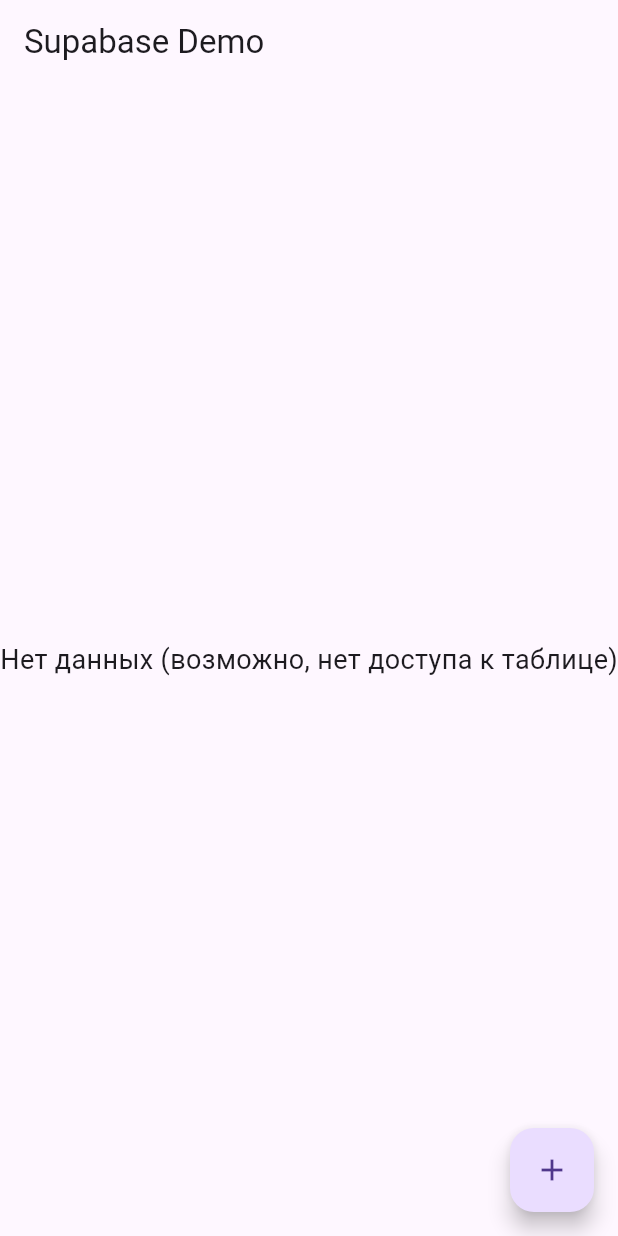
After one commit to Khmara123/mobile, a Flutter app: the SupabaseTestPage screen opened by its route, after a tap on the "add" icon, on a phone screen of 412 x 824 dp. The commit adds this screen. Run offline on Flutter 3.47's test engine with Material 3 defaults, Android fonts, the phone set to English and light mode, and no system bars; our stand-ins replace go_router, supabase_flutter; accounts and stored records are empty; network calls fail.

Commit message:
Лабораторные 1 2 3: навигация + Supabase

```diff
--- /dev/null
+++ b/lib/supabase_test_page.dart
@@ -0,0 +1,124 @@
+import 'dart:convert';
+import 'package:flutter/material.dart';
+import 'package:http/http.dart' as http;
+
+class SupabaseTestPage extends StatefulWidget {
+  const SupabaseTestPage({super.key});
+
+  @override
+  State<SupabaseTestPage> createState() => _SupabaseTestPageState();
+}
+
+class _SupabaseTestPageState extends State<SupabaseTestPage> {
+  final String baseUrl = 'https://cirljvnifsjeqelaarjd.supabase.co';
+  final String apiKey =
+      'eyJhbGciOiJIUzI1NiIsInR5cCI6IkpXVCJ9.eyJpc3MiOiJzdXBhYmFzZSIsInJlZiI6ImNpcmxqdm5pZnNqZXFlbGFhcmpkIiwicm9sZSI6ImFub24iLCJpYXQiOjE3NjI2MTAwOTIsImV4cCI6MjA3ODE4NjA5Mn0.VKCuMCeeLsbF80p1D7M5GNkZwN1___uxn57uV_9Tm94';
+
+  List<dynamic> users = [];
+
+  Future<void> loadUsers() async {
+    try {
+      final uri = Uri.parse('$baseUrl/rest/v1/users_demo?select=*');
+      final response = await http.get(
+        uri,
+        headers: {'apikey': apiKey, 'Authorization': 'Bearer $apiKey'},
+      );
+
+      if (response.statusCode == 200) {
+        setState(() {
+          users = jsonDecode(response.body);
+        });
+        print('✅ Данные успешно загружены: ${users.length}');
+      } else {
+        print('❌ Ошибка при загрузке: ${response.statusCode}');
+        print('Ответ: ${response.body}');
+      }
+    } catch (e) {
+      print('⚠️ Исключение при загрузке: $e');
+    }
+  }
+
+  Future<void> addUser() async {
+    try {
+      final uri = Uri.parse('$baseUrl/rest/v1/users_demo');
+      final response = await http.post(
+        uri,
+        headers: {
+          'apikey': apiKey,
+          'Authorization': 'Bearer $apiKey',
+          'Content-Type': 'application/json',
+          'Prefer': 'return=representation',
+        },
+        body: jsonEncode({'name': 'New User', 'age': 21}),
+      );
+
+      if (response.statusCode == 201) {
+        print('✅ Пользователь добавлен');
+        await loadUsers();
+      } else {
+        print('❌ Ошибка при добавлении: ${response.statusCode}');
+        print('Ответ: ${response.body}');
+      }
+    } catch (e) {
+      print('⚠️ Исключение при добавлении: $e');
+    }
+  }
+
+  Future<void> deleteUser(int id) async {
+    try {
+      final uri = Uri.parse('$baseUrl/rest/v1/users_demo?id=eq.$id');
+      final response = await http.delete(
+        uri,
+        headers: {'apikey': apiKey, 'Authorization': 'Bearer $apiKey'},
+      );
+
+      if (response.statusCode == 204) {
+        print('🗑️ Пользователь удалён');
+        await loadUsers();
+      } else {
+        print('❌ Ошибка при удалении: ${response.statusCode}');
+        print('Ответ: ${response.body}');
+      }
+    } catch (e) {
+      print('⚠️ Исключение при удалении: $e');
+    }
+  }
+
+  @override
+  void initState() {
+    super.initState();
+    loadUsers();
+  }
+
+  @override
+  Widget build(BuildContext context) {
+    return Scaffold(
+      appBar: AppBar(title: const Text('Supabase Demo')),
+      body: users.isEmpty
+          ? const Center(
+              child: Text(
+                'Нет данных (возможно, нет доступа к таблице)',
+                style: TextStyle(fontSize: 18),
+              ),
+            )
+          : ListView.builder(
+              itemCount: users.length,
+              itemBuilder: (context, index) {
+                final user = users[index];
+                return ListTile(
+                  title: Text('${user['name']} (${user['age']})'),
+                  subtitle: Text('ID: ${user['id']}'),
+                  trailing: IconButton(
+                    icon: const Icon(Icons.delete, color: Colors.red),
+                    onPressed: () => deleteUser(user['id']),
+                  ),
+                );
+              },
+            ),
+      floatingActionButton: FloatingActionButton(
+        onPressed: addUser,
+        child: const Icon(Icons.add),
+      ),
+    );
+  }
+}
--- a/pubspec.yaml
+++ b/pubspec.yaml
@@ -34,6 +34,9 @@ dependencies:
   # The following adds the Cupertino Icons font to your application.
   # Use with the CupertinoIcons class for iOS style icons.
   cupertino_icons: ^1.0.8
+  go_router: ^13.0.0
+  supabase_flutter: ^2.5.6
+
 
 dev_dependencies:
   flutter_test:
```
Also changed, not shown: lib/main.dart (+83 -32 lines), pubspec.lock, 5 other files.
